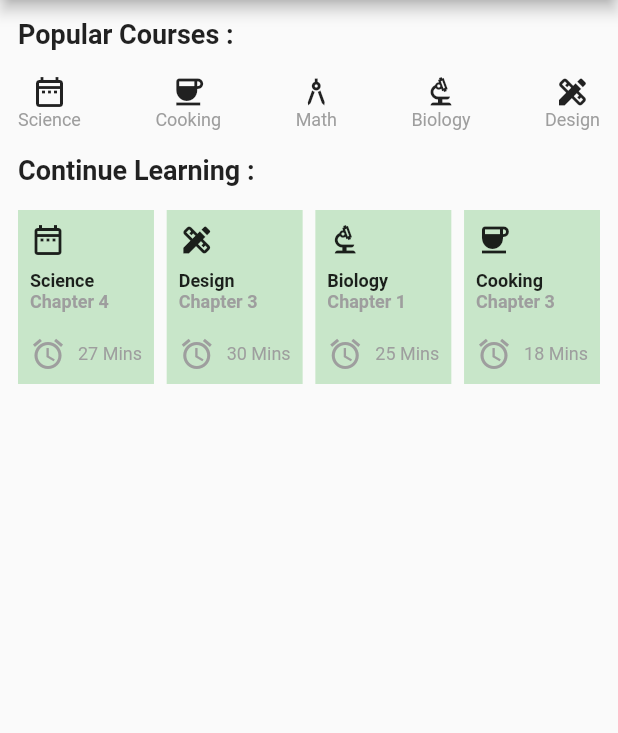
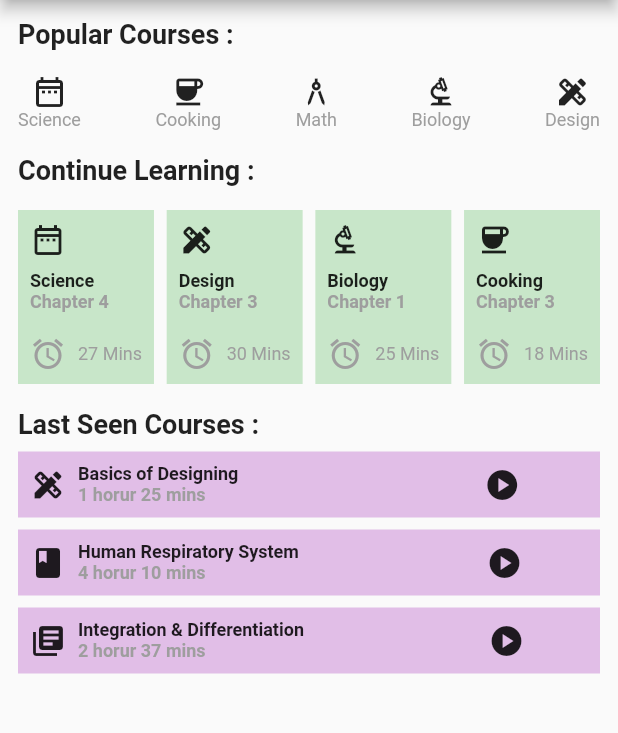
Before and after one commit to felicialaksanap/uts-ambw-no2, a Flutter app: the screen it shows after launch, on a phone screen of 412 x 824 dp, the part 84-817 px from its top. Run offline on Flutter 3.47's test engine with Material 2 defaults, Android fonts, the phone set to English and light mode, and no system bars.

Commit message:
Last seen courses

```diff
--- a/lib/main.dart
+++ b/lib/main.dart
@@ -20,6 +20,7 @@
           padding: EdgeInsets.all(12),
           child: Column(
             children: [
+              // Popular Courses
               Row(
                 children: const[
                   Text(
@@ -29,6 +30,7 @@
                 ],
               ),
 
+              // ICON POPUAR COURSES
               Padding(
                 padding: const EdgeInsets.only(top: 16.0),
                 child: Row(
@@ -72,6 +74,7 @@
                 ),
               ),
 
+              // CONTINUE LEARNING TEXT
               Padding(
                 padding: const EdgeInsets.only(top: 16.0),
                 child: Row(
@@ -84,6 +87,7 @@
                 ),
               ),
 
+              // CONTINUE LEARNING DETAIL
               Padding(
                 padding: const EdgeInsets.only(top: 16.0),
                 child: Row(
@@ -204,6 +208,125 @@
                 ),
               ),
 
+              // LAST SEEN COURSES TEXT
+              Padding(
+                padding: const EdgeInsets.only(top: 16.0),
+                child: Row(
+                  children: const[
+                    Text(
+                      "Last Seen Courses : ",
+                      style: TextStyle(fontWeight: FontWeight.bold, fontSize: 18.0),
+                    ),
+                  ],
+                ),
+              ),
+
+
+              Padding(
+                padding: const EdgeInsets.only(top: 8.0),
+                child: Container(
+                  color: Colors.purple[100],
+                  padding: const EdgeInsets.all(8.0),
+                  child: Row(
+                    children: [
+                      Padding(
+                        padding: const EdgeInsets.only(right: 8.0),
+                        child: Column(
+                          children: const[
+                            Icon(Icons.design_services),
+                          ],
+                        ),
+                      ),
+                      Padding(
+                        padding: const EdgeInsets.only(right: 164.0),
+                        child: Column(
+                          crossAxisAlignment: CrossAxisAlignment.start,
+                          children: const[
+                            Text("Basics of Designing",style: TextStyle(fontSize: 12.0, fontWeight: FontWeight.bold),),
+                            Text("1 horur 25 mins",style: TextStyle(fontSize: 12.0, color: Colors.grey, fontWeight: FontWeight.bold),),
+                          ],
+                        ),
+                      ),
+                      Column(
+                        children: const[
+                          Icon(Icons.play_circle),
+                        ],
+                      ),
+                    ],
+                  ),
+                ),
+              ),
+
+              Padding(
+                padding: const EdgeInsets.only(top: 8.0),
+                child: Container(
+                  color: Colors.purple[100],
+                  padding: const EdgeInsets.all(8.0),
+                  child: Row(
+                    children: [
+                      Padding(
+                        padding: const EdgeInsets.only(right: 8.0),
+                        child: Column(
+                          children: const[
+                            Icon(Icons.book),
+                          ],
+                        ),
+                      ),
+                      Padding(
+                        padding: const EdgeInsets.only(right: 125.0),
+                        child: Column(
+                          crossAxisAlignment: CrossAxisAlignment.start,
+                          children: const[
+                            Text("Human Respiratory System",style: TextStyle(fontSize: 12.0, fontWeight: FontWeight.bold),),
+                            Text("4 horur 10 mins",style: TextStyle(fontSize: 12.0, color: Colors.grey, fontWeight: FontWeight.bold),),
+                          ],
+                        ),
+                      ),
+                      Column(
+                        children: const[
+                          Icon(Icons.play_circle),
+                        ],
+                      ),
+                    ],
+                  ),
+                ),
+              ),
+
+              Padding(
+                padding: const EdgeInsets.only(top: 8.0),
+                child: Container(
+                  color: Colors.purple[100],
+                  padding: const EdgeInsets.all(8.0),
+                  child: Row(
+                    children: [
+                      Padding(
+                        padding: const EdgeInsets.only(right: 8.0),
+                        child: Column(
+                          children: const[
+                            Icon(Icons.library_books),
+                          ],
+                        ),
+                      ),
+                      Padding(
+                        padding: const EdgeInsets.only(right: 123.0),
+                        child: Column(
+                          crossAxisAlignment: CrossAxisAlignment.start,
+                          children: const[
+                            Text("Integration & Differentiation",style: TextStyle(fontSize: 12.0, fontWeight: FontWeight.bold),),
+                            Text("2 horur 37 mins",style: TextStyle(fontSize: 12.0, color: Colors.grey, fontWeight: FontWeight.bold),),
+                          ],
+                        ),
+                      ),
+                      Column(
+                        children: const[
+                          Icon(Icons.play_circle),
+                        ],
+                      ),
+                    ],
+                  ),
+                ),
+              ),
+
             ],
           ),
         ),
```
